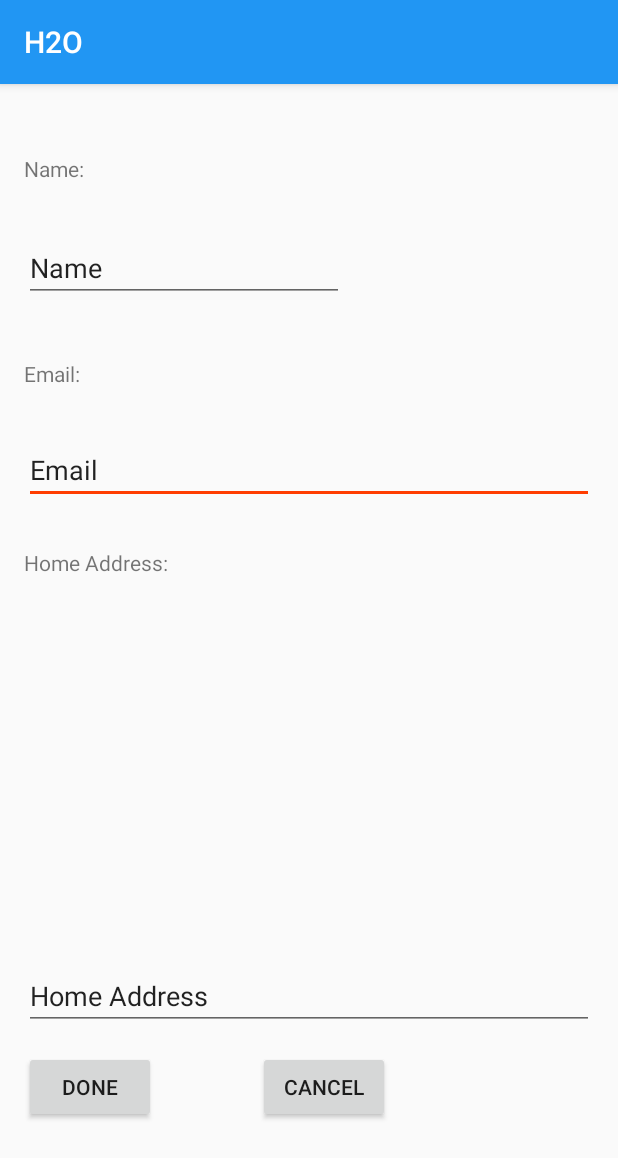
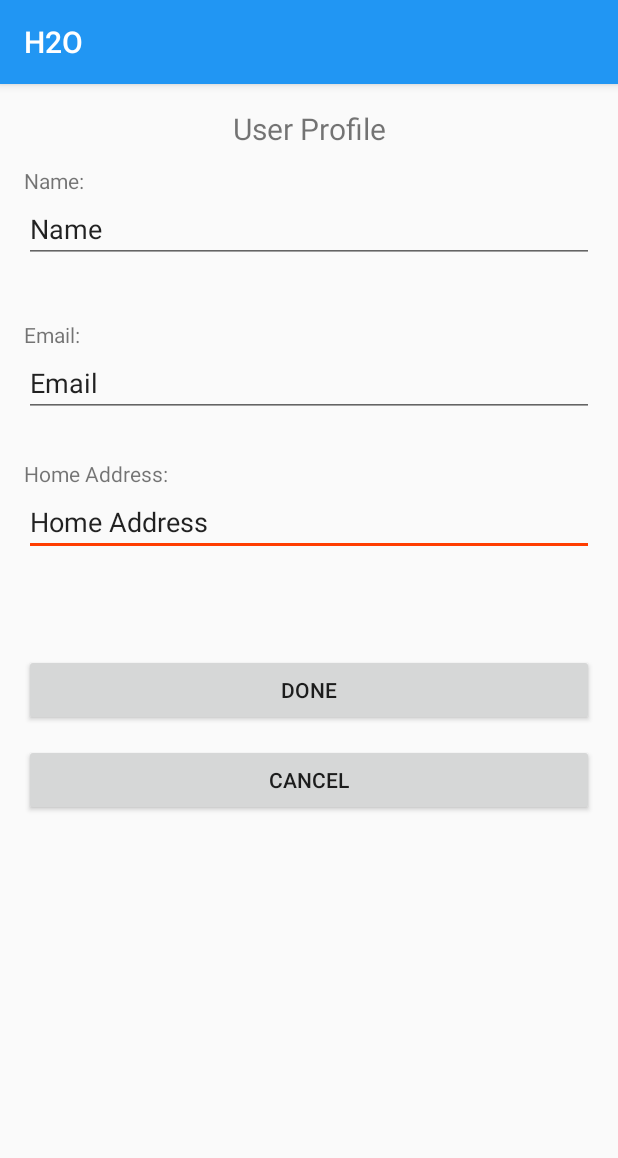
Before and after one commit to chase-lewis/STARL, an Android app: the ProfileActivity screen opened directly, with no data from a screen before it, on a phone screen of 412 x 824 dp. Shown: the top 1158 px of the screen. Run offline under Robolectric (Android 15) with nearby library versions, the phone set to English and light mode, and no system bars; our stand-ins replace Firebase (no records; nobody signed in at launch, a user with empty details on screens opened directly); 3 statements that could not run were skipped.

Commit message:
Removed unneeded code

```diff
--- a/app/src/main/java/com/starlabs/h2o/controller/ProfileActivity.java
+++ b/app/src/main/java/com/starlabs/h2o/controller/ProfileActivity.java
@@ -56,7 +56,7 @@ public class ProfileActivity extends AppCompatActivity {
         Button profileCancelButton = (Button) findViewById(R.id.profile_cancel_button);
         profileCancelButton.setOnClickListener(new View.OnClickListener() {
             public void onClick(View view) {
-                onProfileCancelPressed(view);
+                onCancelPressed(view);
             }
         });
     }
@@ -81,7 +81,7 @@ public class ProfileActivity extends AppCompatActivity {
         finish();
     }
 
-    protected void onProfileCancelPressed(View view) {
+    protected void onCancelPressed(View view) {
         Log.d("Edit", "Cancel User Profile");
         finish();
     }
--- a/app/src/main/java/com/starlabs/h2o/controller/RegisterActivity.java
+++ b/app/src/main/java/com/starlabs/h2o/controller/RegisterActivity.java
@@ -208,13 +208,11 @@ public class RegisterActivity extends AppCompatActivity {
             showProgress(false);
 
             if (success) {
-                //FIXME: temp solution
                 Intent profileIntent = new Intent(RegisterActivity.this, ProfileActivity.class);
                 User user = new User(mUsername, mPassword);
                 profileIntent.putExtra(REG_INTENT, user);
                 profileIntent.putExtra(ProfileActivity.TO_MAIN, true);
                 startActivity(profileIntent);
-                //end of fixme
                 finish();
             } else {
                 mPasswordView.setError(getString(R.string.error_incorrect_password));
--- a/app/src/main/res/layout/activity_profile.xml
+++ b/app/src/main/res/layout/activity_profile.xml
@@ -11,40 +11,21 @@
     tools:context="com.starlabs.h2o.controller.ProfileActivity">
 
     <TextView
-        android:text=""
+        android:text="User Profile"
         android:layout_width="wrap_content"
         android:layout_height="wrap_content"
         android:layout_alignParentTop="true"
         android:layout_alignParentStart="true"
-        android:id="@+id/student_id_field" />
-
-    <EditText
-        android:layout_width="match_parent"
-        android:layout_height="wrap_content"
-        android:inputType="textEmailAddress"
-        android:ems="10"
-        android:layout_below="@+id/textView2"
-        android:layout_alignParentStart="true"
-        android:layout_marginTop="32dp"
-        android:id="@+id/user_profile_email"
-        android:text="Email" />
-
-    <Button
-        android:text="Cancel"
-        android:layout_width="wrap_content"
-        android:layout_height="wrap_content"
-        android:layout_alignTop="@+id/profile_done_button"
-        android:layout_toEndOf="@+id/profile_done_button"
-        android:layout_marginStart="68dp"
-        android:id="@+id/profile_cancel_button"
-        android:layout_alignBottom="@+id/profile_done_button"
-        android:onClick="onCancelPressed" />
+        android:textAlignment="center"
+        android:textSize="20dp"
+        android:id="@+id/user_profile_title_text"
+        android:layout_alignParentEnd="true" />
 
     <TextView
         android:text="Email:"
         android:layout_width="wrap_content"
         android:layout_height="wrap_content"
-        android:id="@+id/textView2"
+        android:id="@+id/user_profile_email_text"
         android:layout_below="@+id/user_profile_name_field"
         android:layout_alignParentStart="true"
         android:layout_marginTop="38dp" />
@@ -53,29 +34,50 @@
         android:text="Name:"
         android:layout_width="wrap_content"
         android:layout_height="wrap_content"
-        android:id="@+id/textView"
-        android:layout_below="@+id/student_id_field"
+        android:id="@+id/user_profile_name_text"
+        android:layout_below="@+id/user_profile_title_text"
         android:layout_alignParentStart="true"
         android:layout_marginTop="11dp" />
+
+    <TextView
+        android:text="Home Address:"
+        android:layout_width="wrap_content"
+        android:layout_height="wrap_content"
+        android:id="@+id/user_profile_address_text"
+        android:layout_below="@+id/user_profile_email"
+        android:layout_alignParentStart="true"
+        android:layout_marginTop="28dp" />
+
+    <EditText
+        android:layout_width="match_parent"
+        android:layout_height="wrap_content"
+        android:inputType="textPostalAddress"
+        android:ems="10"
+        android:id="@+id/user_profile_address"
+        android:text="Home Address"
+        android:layout_below="@+id/user_profile_address_text"
+        android:layout_alignParentStart="true"
+        android:layout_alignParentEnd="true" />
 
     <Button
         android:text="Done"
         android:layout_width="wrap_content"
         android:layout_height="wrap_content"
         android:id="@+id/profile_done_button"
-        android:layout_alignParentBottom="true"
+        android:layout_marginTop="65dp"
+        android:layout_below="@+id/user_profile_address"
         android:layout_alignParentStart="true"
-        android:layout_marginBottom="59dp"
-        android:onClick="asda" />
+        android:layout_alignParentEnd="true" />
 
-    <TextView
-        android:text="Home Address:"
+    <Button
+        android:text="Cancel"
         android:layout_width="wrap_content"
         android:layout_height="wrap_content"
-        android:id="@+id/textView3"
-        android:layout_below="@+id/user_profile_email"
-        android:layout_toEndOf="@+id/student_id_field"
-        android:layout_marginTop="29dp" />
+        android:id="@+id/profile_cancel_button"
+        android:layout_below="@+id/profile_done_button"
+        android:layout_alignParentStart="true"
+        android:layout_marginTop="12dp"
+        android:layout_alignParentEnd="true" />
 
     <EditText
         android:layout_width="wrap_content"
@@ -84,19 +86,18 @@
         android:text="Name"
         android:ems="10"
         android:id="@+id/user_profile_name_field"
-        android:layout_marginTop="34dp"
-        android:layout_below="@+id/textView"
-        android:layout_toEndOf="@+id/student_id_field" />
+        android:layout_below="@+id/user_profile_name_text"
+        android:layout_alignParentStart="true"
+        android:layout_alignParentEnd="true" />
 
     <EditText
         android:layout_width="match_parent"
         android:layout_height="wrap_content"
-        android:inputType="textPostalAddress"
+        android:inputType="textEmailAddress"
         android:ems="10"
-        android:id="@+id/user_profile_address"
-        android:layout_above="@+id/profile_cancel_button"
-        android:layout_alignParentStart="true"
-        android:layout_marginBottom="14dp"
-        android:text="Home Address" />
+        android:id="@+id/user_profile_email"
+        android:text="Email"
+        android:layout_below="@+id/user_profile_email_text"
+        android:layout_alignParentStart="true" />
 
 </RelativeLayout>
--- a/app/src/main/res/layout/activity_register.xml
+++ b/app/src/main/res/layout/activity_register.xml
@@ -39,7 +39,7 @@
                     android:layout_width="match_parent"
                     android:layout_height="wrap_content"
                     android:hint="@string/new_username"
-                    android:inputType="textEmailAddress"
+                    android:inputType="text"
                     android:maxLines="1"
                     android:singleLine="true" />
 
@@ -88,9 +88,7 @@
             <Spinner
                 android:layout_width="match_parent"
                 android:layout_height="wrap_content"
-                android:id="@+id/spinner2"
-                android:layout_alignTop="@+id/register_progress"
-                android:layout_alignParentStart="true"
+                android:id="@+id/register_user_type"
                 android:entries="@array/user_arrays"
                 android:prompt="@string/user_prompt"/>
 
```
